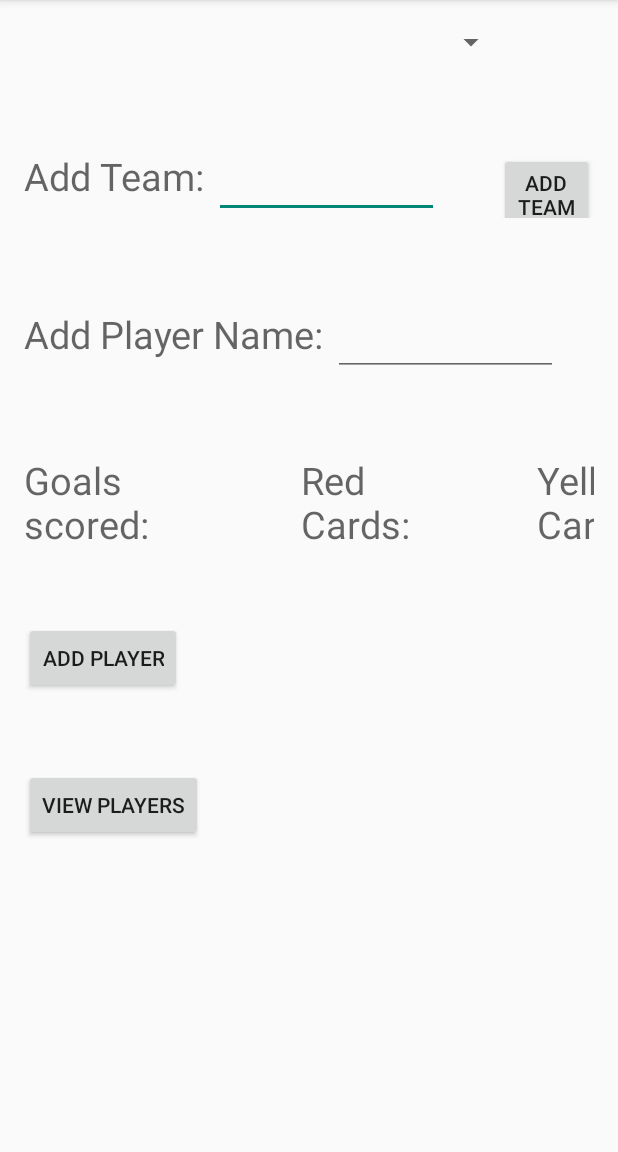
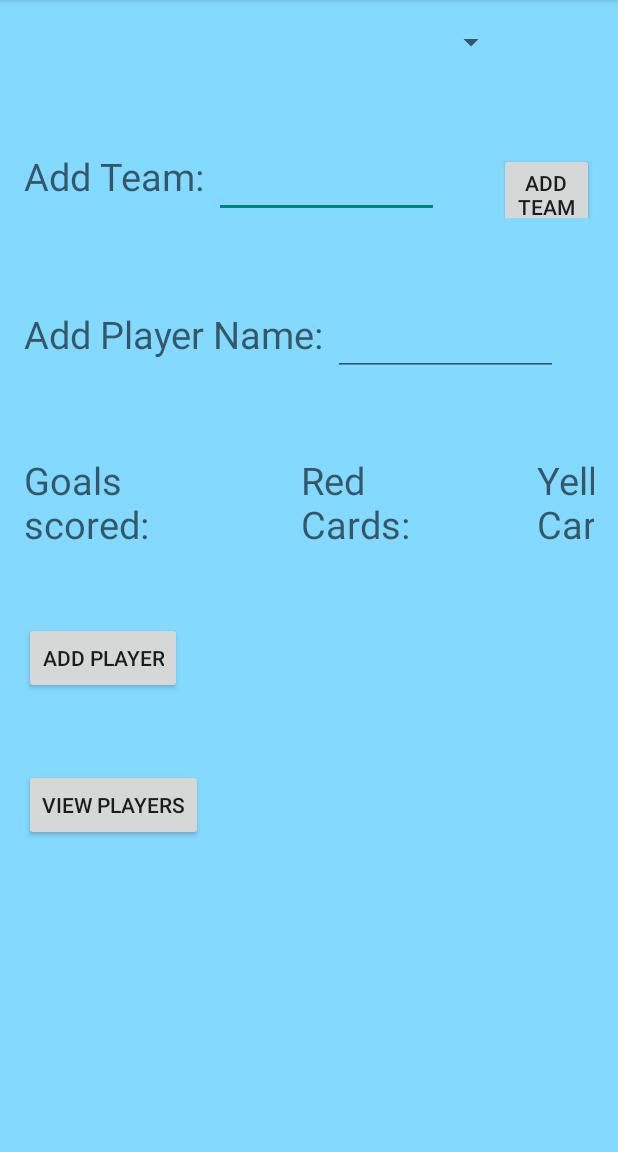
Before and after one commit to NalaniKai/SoccerDemo, an Android app: the screen it shows after launch (MainActivity), on a phone screen of 412 x 824 dp, the part 84-1236 px from its top. Run offline under Robolectric (Android 15) with nearby library versions, the phone set to English and light mode, and no system bars.

Commit message:
Changed background colors

```diff
--- a/app/src/main/res/layout/activity_main.xml
+++ b/app/src/main/res/layout/activity_main.xml
@@ -3,7 +3,8 @@
     android:layout_height="match_parent" android:paddingLeft="@dimen/activity_horizontal_margin"
     android:paddingRight="@dimen/activity_horizontal_margin"
     android:paddingTop="@dimen/activity_vertical_margin"
-    android:paddingBottom="@dimen/activity_vertical_margin" tools:context=".MainActivity">
+    android:paddingBottom="@dimen/activity_vertical_margin" tools:context=".MainActivity"
+    android:background="#ff84d9ff">
 
     <LinearLayout
         android:orientation="vertical"
--- a/app/src/main/res/layout/activity_players.xml
+++ b/app/src/main/res/layout/activity_players.xml
@@ -4,7 +4,8 @@
     android:paddingRight="@dimen/activity_horizontal_margin"
     android:paddingTop="@dimen/activity_vertical_margin"
     android:paddingBottom="@dimen/activity_vertical_margin"
-    tools:context="com.soccer.soccerdemo.PlayersActivity">
+    tools:context="com.soccer.soccerdemo.PlayersActivity"
+    android:background="#fffbff76">
 
     <LinearLayout
         android:orientation="vertical"
```
